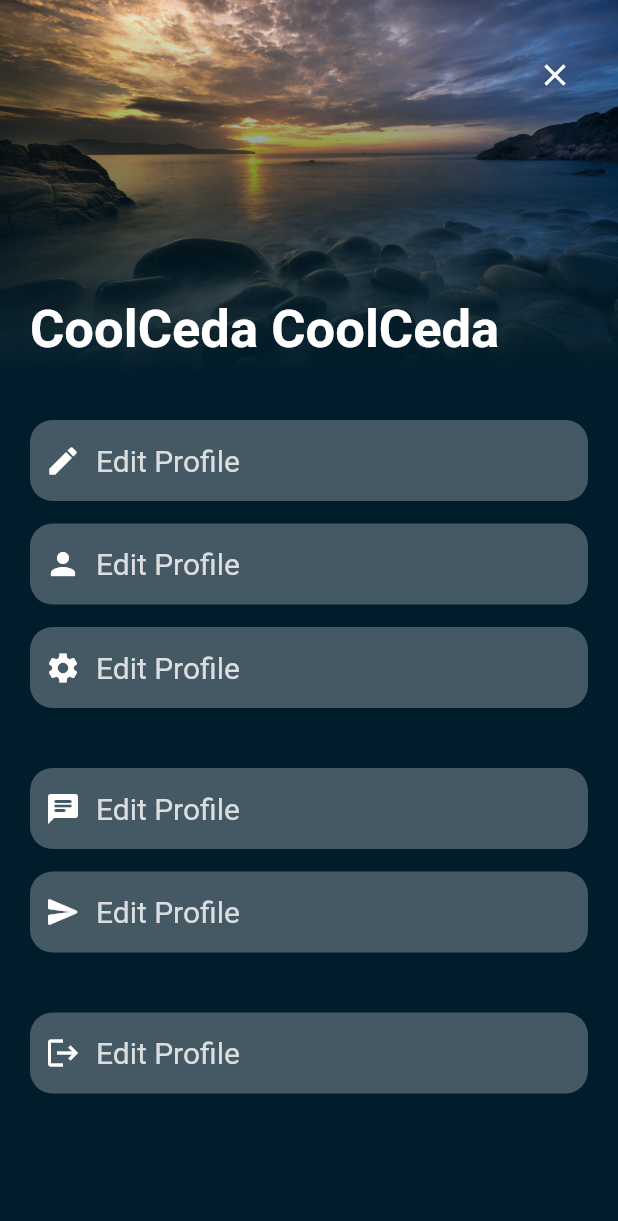
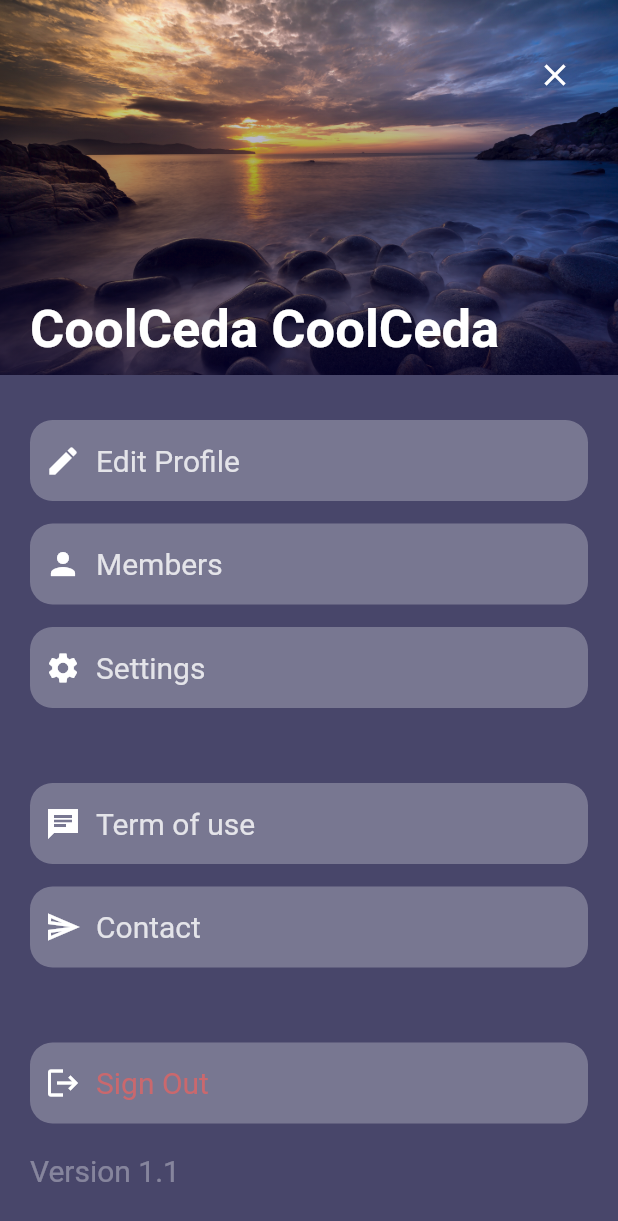
Before and after one commit to kananeced/electonic-device, a Flutter app: the Settings screen opened by its route, on a phone screen of 412 x 824 dp. Shown: the top 1221 px of the screen. Run offline on Flutter 3.47's test engine with Material 2 defaults, Android fonts, the phone set to English and light mode, and no system bars; our stand-ins replace google_nav_bar.

Commit message:
Settings page final

```diff
--- a/lib/Sreens/settings/settings.dart
+++ b/lib/Sreens/settings/settings.dart
@@ -1,5 +1,4 @@
 import 'package:flutter/material.dart';
-import 'package:hi_smart_home/Sreens/widget/utility.dart';
 
 class Settings extends StatefulWidget {
   final String routeName = "/Settings";
@@ -14,6 +13,7 @@ class _SettingsState extends State<Settings> {
   Widget build(BuildContext context) {
     return Scaffold(
       body: Column(
+        crossAxisAlignment: CrossAxisAlignment.start,
         children: [
           Stack(
             children: [
@@ -34,8 +34,8 @@ class _SettingsState extends State<Settings> {
                     begin: Alignment.bottomCenter,
                     end: Alignment.topCenter,
                     colors: [
-                      const Color.fromARGB(255, 1, 29, 43),
-                      const Color.fromARGB(255, 1, 29, 43).withAlpha(10)
+                      const Color.fromARGB(185, 3, 0, 49),
+                      const Color.fromARGB(239, 4, 0, 58).withAlpha(5)
                     ],
                   ),
                 ),
@@ -77,27 +77,60 @@ class _SettingsState extends State<Settings> {
           const SizedBox(
             height: 30,
           ),
-          card(icon: Icons.edit, text: 'Edit Profile'),
+          card(
+              icon: Icons.edit,
+              text: 'Edit Profile',
+              textcolor: Colors.white.withOpacity(0.8)),
           const SizedBox(
             height: 15,
           ),
-          card(icon: Icons.person, text: 'Edit Profile'),
+          card(
+              icon: Icons.person,
+              text: 'Members',
+              textcolor: Colors.white.withOpacity(0.8)),
           const SizedBox(
             height: 15,
           ),
-          card(icon: Icons.settings, text: 'Edit Profile'),
+          card(
+              icon: Icons.settings,
+              text: 'Settings',
+              textcolor: Colors.white.withOpacity(0.8)),
           const SizedBox(
-            height: 40,
+            height: 50,
           ),
-          card(icon: Icons.chat_rounded, text: 'Edit Profile'),
+          card(
+              icon: Icons.chat_sharp,
+              text: 'Term of use',
+              textcolor: Colors.white.withOpacity(0.8)),
           const SizedBox(
             height: 15,
           ),
-          card(icon: Icons.send_rounded, text: 'Edit Profile'),
+          card(
+              icon: Icons.send_outlined,
+              text: 'Contact',
+              textcolor: Colors.white.withOpacity(0.8)),
           const SizedBox(
-            height: 40,
+            height: 50,
           ),
-          card(icon: Icons.logout, text: 'Edit Profile'),
+          card(
+              icon: Icons.logout,
+              text: 'Sign Out',
+              textcolor:
+                  const Color.fromARGB(255, 223, 100, 100).withOpacity(0.8)),
+          const SizedBox(
+            height: 20,
+          ),
+          const Padding(
+            padding: EdgeInsets.symmetric(horizontal: 20),
+            child: Text(
+              'Version 1.1',
+              textAlign: TextAlign.start,
+              style: TextStyle(
+                color: Color.fromARGB(87, 255, 255, 255),
+                fontSize: 20,
+              ),
+            ),
+          )
         ],
       ),
     );
@@ -106,8 +139,12 @@ class _SettingsState extends State<Settings> {
   Widget card({
     IconData? icon,
     String? text,
+    Color? textcolor,
+    Function()? onTap,
   }) {
-    return Padding(
+    return InkWell(
+      onTap: onTap,
+      child: Padding(
         padding: const EdgeInsets.symmetric(horizontal: 20),
         child: Container(
           width: MediaQuery.of(context).size.width,
@@ -130,7 +167,7 @@ class _SettingsState extends State<Settings> {
                   text!,
                   textAlign: TextAlign.start,
                   style: TextStyle(
-                  color: Colors.white.withOpacity(0.8),
+                    color: textcolor,
                     fontSize: 20,
                   ),
                 ),
@@ -138,6 +175,7 @@ class _SettingsState extends State<Settings> {
             ),
           ),
         ),
+      ),
     );
   }
 }
--- a/lib/app/hiapp.dart
+++ b/lib/app/hiapp.dart
@@ -3,7 +3,6 @@ import 'package:hi_smart_home/Sreens/auth/accueil.dart';
 import 'package:hi_smart_home/Sreens/auth/login.dart';
 import 'package:hi_smart_home/Sreens/auth/sign_up.dart';
 import 'package:hi_smart_home/Sreens/settings/settings.dart';
-//import 'package:hi_smart_home/Sreens/splash_screen.dart';
 
 import '../Sreens/home/home.dart';
 
@@ -17,7 +16,7 @@ class HiSmart extends StatelessWidget {
       title: 'Hi Smart Home',
       theme: ThemeData(
         primaryColor: Colors.blue,
-        scaffoldBackgroundColor: const Color.fromARGB(255, 1, 29, 43),
+        scaffoldBackgroundColor: const Color.fromARGB(185, 3, 0, 49),
       ),
       home: const Home(),
       routes: {
```
Also changed, not shown: lib/Sreens/auth/sign_up.dart (+120 -20 lines), lib/Sreens/home/home.dart (+32 -22 lines), lib/Sreens/settings/edit_profile.dart (added, +145 -0 lines), lib/Sreens/splash_screen.dart (+9 -5 lines). Lines whose indentation alone changed are shown as unchanged.
